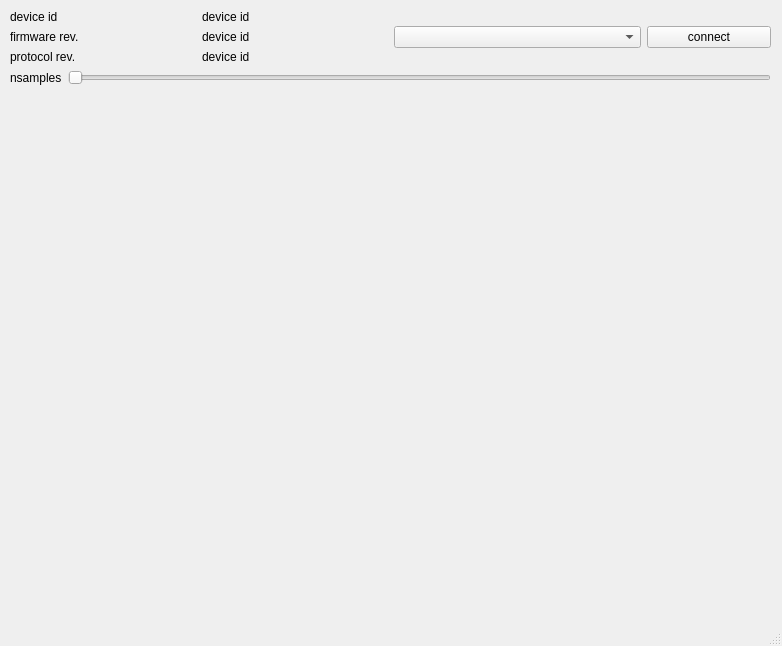
Old version of the form mainwindow.ui in the repository jaxxzer/chirp-viewer.
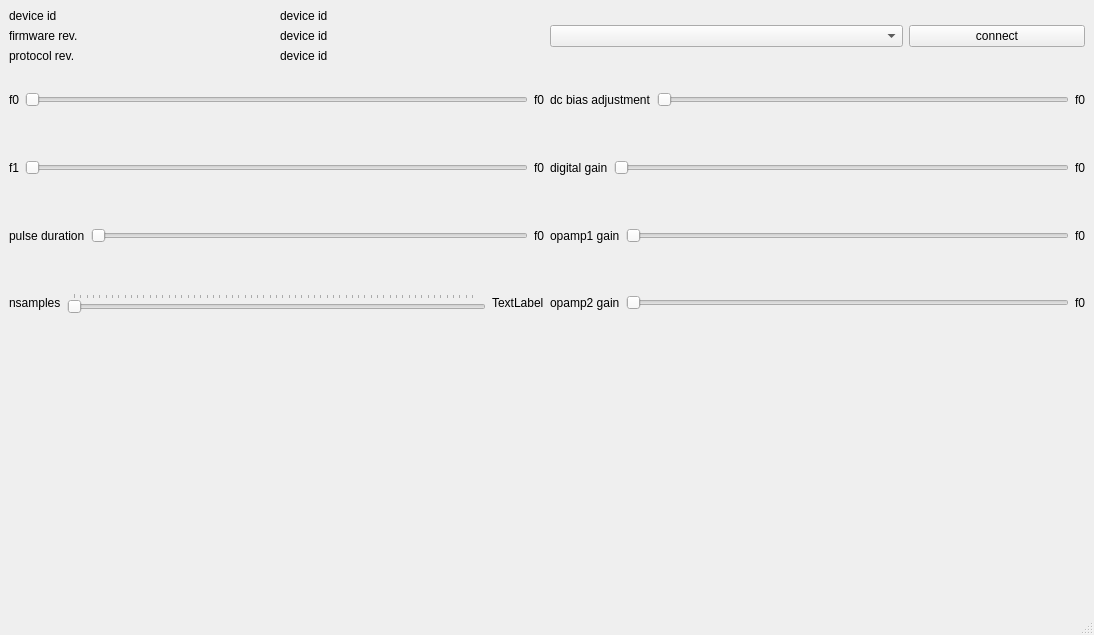
New version of the form. Custom widgets are drawn as their Qt base class.

Commit message: working nsamples adjustment

```diff
--- a/mainwindow.ui
+++ b/mainwindow.ui
@@ -6,24 +6,27 @@
    <rect>
     <x>0</x>
     <y>0</y>
-    <width>782</width>
-    <height>646</height>
+    <width>1094</width>
+    <height>635</height>
    </rect>
   </property>
   <property name="windowTitle">
    <string>MainWindow</string>
   </property>
   <widget class="QWidget" name="centralwidget">
-   <widget class="QWidget" name="">
-    <property name="geometry">
-     <rect>
-      <x>10</x>
-      <y>10</y>
-      <width>761</width>
-      <height>411</height>
-     </rect>
-    </property>
+   <layout class="QGridLayout" name="gridLayout_4">
+    <item row="0" column="0">
     <layout class="QGridLayout" name="gridLayout_3">
+      <item row="2" column="0">
+       <widget class="QCustomPlot" name="customPlot" native="true">
+        <property name="sizePolicy">
+         <sizepolicy hsizetype="Expanding" vsizetype="Preferred">
+          <horstretch>0</horstretch>
+          <verstretch>0</verstretch>
+         </sizepolicy>
+        </property>
+       </widget>
+      </item>
      <item row="0" column="0">
       <layout class="QHBoxLayout" name="horizontalLayout">
        <item>
@@ -128,6 +131,85 @@
       </layout>
      </item>
      <item row="1" column="0">
+       <layout class="QHBoxLayout" name="horizontalLayout_10">
+        <item>
+         <layout class="QVBoxLayout" name="verticalLayout">
+          <item>
+           <layout class="QHBoxLayout" name="horizontalLayout_3">
+            <item>
+             <widget class="QLabel" name="label_3">
+              <property name="text">
+               <string>f0</string>
+              </property>
+             </widget>
+            </item>
+            <item>
+             <widget class="QSlider" name="f0Slider">
+              <property name="orientation">
+               <enum>Qt::Horizontal</enum>
+              </property>
+             </widget>
+            </item>
+            <item>
+             <widget class="QLabel" name="label_9">
+              <property name="text">
+               <string>f0</string>
+              </property>
+             </widget>
+            </item>
+           </layout>
+          </item>
+          <item>
+           <layout class="QHBoxLayout" name="horizontalLayout_4">
+            <item>
+             <widget class="QLabel" name="label_10">
+              <property name="text">
+               <string>f1</string>
+              </property>
+             </widget>
+            </item>
+            <item>
+             <widget class="QSlider" name="f1Slider">
+              <property name="orientation">
+               <enum>Qt::Horizontal</enum>
+              </property>
+             </widget>
+            </item>
+            <item>
+             <widget class="QLabel" name="label_11">
+              <property name="text">
+               <string>f0</string>
+              </property>
+             </widget>
+            </item>
+           </layout>
+          </item>
+          <item>
+           <layout class="QHBoxLayout" name="horizontalLayout_5">
+            <item>
+             <widget class="QLabel" name="label_12">
+              <property name="text">
+               <string>pulse duration</string>
+              </property>
+             </widget>
+            </item>
+            <item>
+             <widget class="QSlider" name="pulseDurationSlider">
+              <property name="orientation">
+               <enum>Qt::Horizontal</enum>
+              </property>
+             </widget>
+            </item>
+            <item>
+             <widget class="QLabel" name="label_13">
+              <property name="text">
+               <string>f0</string>
+              </property>
+             </widget>
+            </item>
+           </layout>
+          </item>
+          <item>
       <layout class="QHBoxLayout" name="horizontalLayout_2">
        <item>
         <widget class="QLabel" name="label_2">
@@ -137,33 +219,157 @@
         </widget>
        </item>
        <item>
-        <widget class="QSlider" name="horizontalSlider">
+             <widget class="QSlider" name="nsamplesSlider">
+              <property name="minimum">
+               <number>1024</number>
+              </property>
+              <property name="maximum">
+               <number>65000</number>
+              </property>
+              <property name="tracking">
+               <bool>false</bool>
+              </property>
          <property name="orientation">
           <enum>Qt::Horizontal</enum>
          </property>
-        </widget>
-       </item>
-      </layout>
-     </item>
-     <item row="2" column="0">
-      <widget class="QCustomPlot" name="customPlot" native="true">
-       <property name="sizePolicy">
-        <sizepolicy hsizetype="Expanding" vsizetype="Preferred">
-         <horstretch>0</horstretch>
-         <verstretch>0</verstretch>
-        </sizepolicy>
+              <property name="tickPosition">
+               <enum>QSlider::TicksAbove</enum>
+              </property>
+              <property name="tickInterval">
+               <number>1000</number>
+              </property>
+             </widget>
+            </item>
+            <item>
+             <widget class="QLabel" name="nsamplesLabel">
+              <property name="text">
+               <string>TextLabel</string>
+              </property>
+             </widget>
+            </item>
+           </layout>
+          </item>
+         </layout>
+        </item>
+        <item>
+         <layout class="QVBoxLayout" name="verticalLayout_2">
+          <item>
+           <layout class="QHBoxLayout" name="horizontalLayout_6">
+            <item>
+             <widget class="QLabel" name="label_14">
+              <property name="text">
+               <string>dc bias adjustment</string>
        </property>
       </widget>
      </item>
-    </layout>
-   </widget>
+            <item>
+             <widget class="QSlider" name="horizontalSlider_5">
+              <property name="orientation">
+               <enum>Qt::Horizontal</enum>
+              </property>
+             </widget>
+            </item>
+            <item>
+             <widget class="QLabel" name="label_15">
+              <property name="text">
+               <string>f0</string>
+              </property>
+             </widget>
+            </item>
+           </layout>
+          </item>
+          <item>
+           <layout class="QHBoxLayout" name="horizontalLayout_7">
+            <item>
+             <widget class="QLabel" name="label_16">
+              <property name="text">
+               <string>digital gain</string>
+              </property>
+             </widget>
+            </item>
+            <item>
+             <widget class="QSlider" name="horizontalSlider_6">
+              <property name="minimum">
+               <number>5</number>
+              </property>
+              <property name="orientation">
+               <enum>Qt::Horizontal</enum>
+              </property>
+             </widget>
+            </item>
+            <item>
+             <widget class="QLabel" name="label_17">
+              <property name="text">
+               <string>f0</string>
+              </property>
+             </widget>
+            </item>
+           </layout>
+          </item>
+          <item>
+           <layout class="QHBoxLayout" name="horizontalLayout_8">
+            <item>
+             <widget class="QLabel" name="label_18">
+              <property name="text">
+               <string>opamp1 gain</string>
+              </property>
+             </widget>
+            </item>
+            <item>
+             <widget class="QSlider" name="opamp1GainSlider">
+              <property name="orientation">
+               <enum>Qt::Horizontal</enum>
+              </property>
+             </widget>
+            </item>
+            <item>
+             <widget class="QLabel" name="label_19">
+              <property name="text">
+               <string>f0</string>
+              </property>
+             </widget>
+            </item>
+           </layout>
+          </item>
+          <item>
+           <layout class="QHBoxLayout" name="horizontalLayout_9">
+            <item>
+             <widget class="QLabel" name="label_20">
+              <property name="text">
+               <string>opamp2 gain</string>
+              </property>
+             </widget>
+            </item>
+            <item>
+             <widget class="QSlider" name="opamp2GainSlider">
+              <property name="orientation">
+               <enum>Qt::Horizontal</enum>
+              </property>
+             </widget>
+            </item>
+            <item>
+             <widget class="QLabel" name="label_21">
+              <property name="text">
+               <string>f0</string>
+              </property>
+             </widget>
+            </item>
+           </layout>
+          </item>
+         </layout>
+        </item>
+       </layout>
+      </item>
+     </layout>
+    </item>
+   </layout>
   </widget>
   <widget class="QMenuBar" name="menubar">
    <property name="geometry">
     <rect>
      <x>0</x>
      <y>0</y>
-     <width>782</width>
+     <width>1094</width>
      <height>23</height>
     </rect>
    </property>
```
Lines whose indentation alone changed are shown as unchanged. The commit also changes 6 other files.
